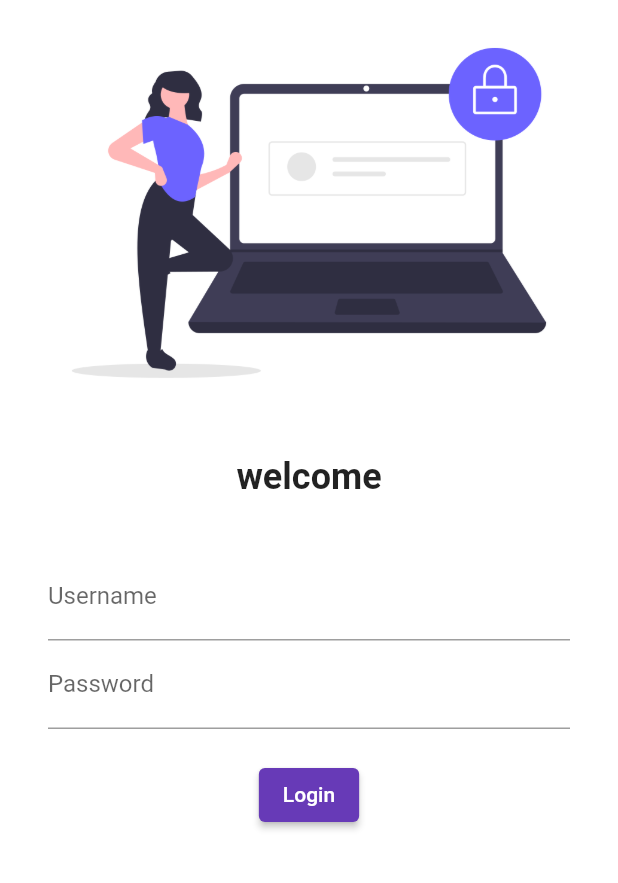
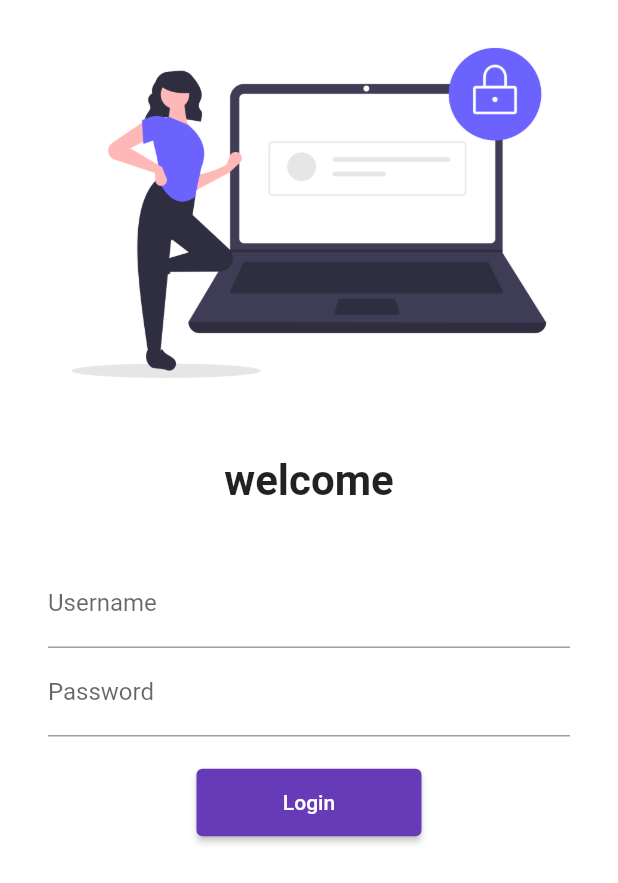
Before and after one commit to kishwerjabeen/Learn-Flutter-30days, a Flutter app: the screen it shows after launch, on a phone screen of 412 x 824 dp. Shown: the top 883 px of the screen. Run offline on Flutter 3.47's test engine with Material 2 defaults, Android fonts, the phone set to English and light mode, and no system bars; our stand-ins replace google_fonts.

Commit message:
5th day Complated

```diff
--- a/lib/main.dart
+++ b/lib/main.dart
@@ -1,5 +1,7 @@
 import 'package:flutter/material.dart';
 import 'package:flutter_application_1/pages/login_page.dart';
+import 'package:flutter_application_1/utility/routes.dart';
+import 'package:google_fonts/google_fonts.dart';
 import 'pages/home_page.dart';
 
 void main() {
@@ -13,13 +15,23 @@ class MyApp extends StatelessWidget {
       // home: HomePage(),
       themeMode: ThemeMode.light,
       // themeMode: ThemeMode.dark,
-      theme: ThemeData(primarySwatch: Colors.deepPurple),
-      darkTheme: ThemeData(brightness: Brightness.dark),
+      theme: ThemeData(
+        primarySwatch: Colors.deepPurple,
+        primaryTextTheme: GoogleFonts.latoTextTheme(),
+      ),
+
+        darkTheme: ThemeData(brightness: Brightness.dark),
+
+      // debug mode off
+      // debugShowCheckedModeBanner: false,
+
       initialRoute: "/login",
       routes: {
         "/": (context) => LoginPage(),
-        "/home": (context) => HomePage(),
-        "/login": (context) => LoginPage()
+        // "/home": (context) => HomePage(),
+        MyRoutes.HomedRoute: (context) => HomePage(),
+        // "/login": (context) => LoginPage()
+        MyRoutes.LoginRoute: (context) => LoginPage()
       },
     );
   }
--- a/lib/pages/login_page.dart
+++ b/lib/pages/login_page.dart
@@ -1,4 +1,5 @@
 import 'package:flutter/material.dart';
+import 'package:flutter_application_1/utility/routes.dart';
 
 class LoginPage extends StatelessWidget {
   @override
@@ -12,11 +13,13 @@ class LoginPage extends StatelessWidget {
       //   ),
       // ),
       color: Colors.white,
+      child: SingleChildScrollView(
         child: Column(
           children: [
             Image.asset(
               "assets/images/login.png",
               fit: BoxFit.cover,
+              // height: 300,
             ),
             SizedBox(
               height: 20.0,
@@ -25,7 +28,7 @@ class LoginPage extends StatelessWidget {
             Text(
               "welcome",
               style: TextStyle(
-              fontSize: 24,
+                fontSize: 28,
                 fontWeight: FontWeight.bold,
               ),
             ),
@@ -52,9 +55,12 @@ class LoginPage extends StatelessWidget {
                   ),
                   ElevatedButton(
                     child: Text("Login"),
-                  style: TextButton.styleFrom(),
+                    // style: TextButton.styleFrom(minimumSize: Size.fromWidth(100)),
+                    style: TextButton.styleFrom(minimumSize: Size(150, 45)),
                     onPressed: () {
-                    print("Hi Arqum");
+                      // print("Hi Arqum");
+                      // This is used for link to home page
+                      Navigator.pushNamed(context, MyRoutes.HomedRoute);
                     },
                   )
                 ],
@@ -62,6 +68,7 @@ class LoginPage extends StatelessWidget {
             ),
           ],
         ),
+      ),
     );
   }
 }
--- /dev/null
+++ b/lib/utility/routes.dart
@@ -0,0 +1,4 @@
+class MyRoutes {
+  static String LoginRoute = "/login";
+  static String HomedRoute = "/home";
+}
```
Also changed, not shown: pubspec.lock. Lines whose indentation alone changed are shown as unchanged.
